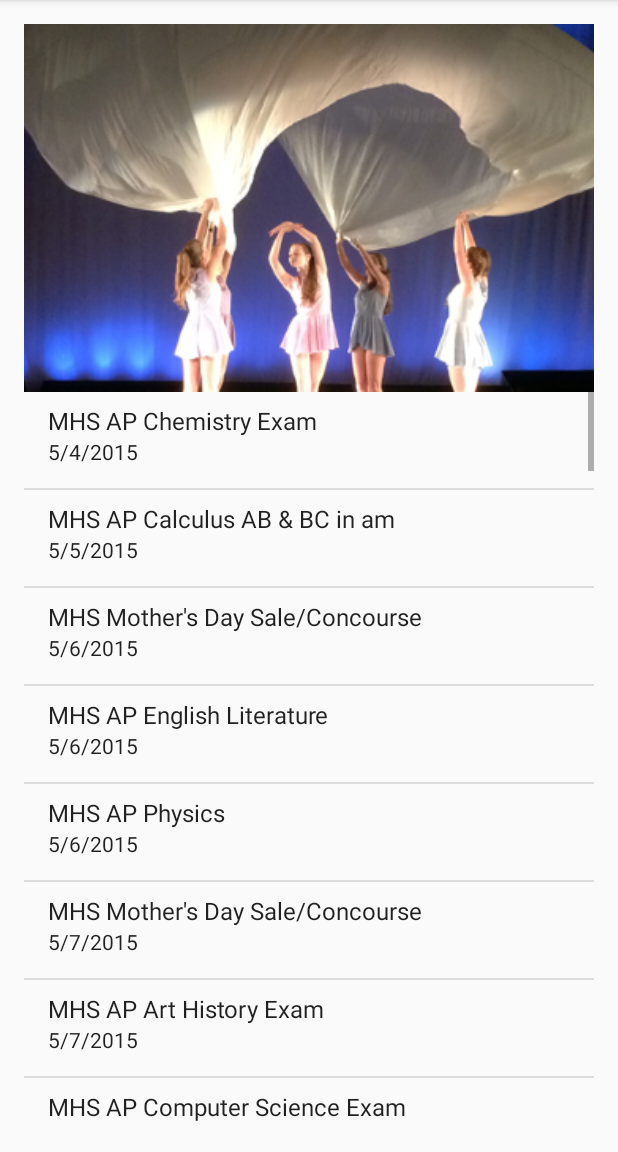
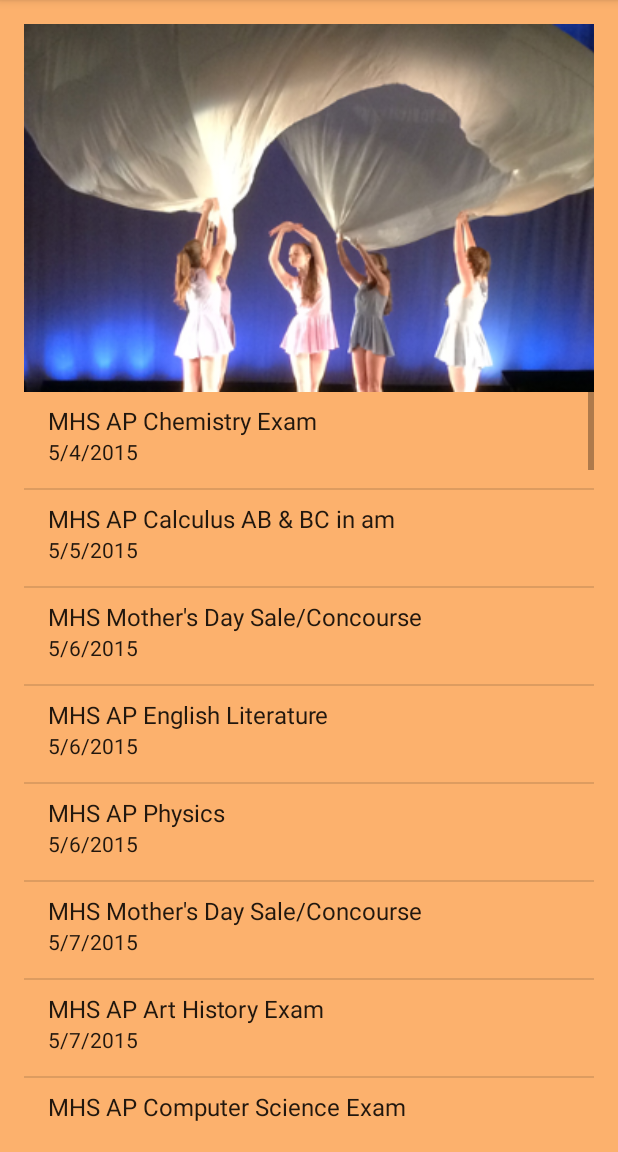
Before and after one commit to MHSCSClub/FBLA_MobileApp_2015, an Android app: the screen it shows after launch (MainActivity), after a tap on an icon or button, on a phone screen of 412 x 824 dp, the part 84-1236 px from its top. Run offline under Robolectric (Android 15) with nearby library versions, the phone set to English and light mode, and no system bars.

Commit message:
App done
TODO: Comment and release

```diff
--- a/FBLA2015/app/src/main/java/com/aakportfolio/www/fbla2015/Downloader.java
+++ b/FBLA2015/app/src/main/java/com/aakportfolio/www/fbla2015/Downloader.java
@@ -18,12 +18,23 @@ import java.net.URL;
 import java.net.URLConnection;
 
 /**
+ * This class contains the ASync Task used for downloading updates
  * Created by Andrew Katz on 5/1/2015.
  */
 public class Downloader extends AsyncTask<Void, Void, Void> {
     //This variable holds the main activity, and the context for the progress dialog, etc.
     private MainActivity m;
 
+    //This boolean will keep track of whether we fail or not
+    private boolean fail;
+
+    //This holds our progress dialog so we can close it at the end.
+    private ProgressDialog progress;
+
+    /**
+     * Constructor. Runs first, when task is created.
+     * @param ma
+     */
     public Downloader(MainActivity ma) {
         m = ma;
         progress = ProgressDialog.show(m, "Downloading updated events...",
@@ -36,15 +47,9 @@ public class Downloader extends AsyncTask<Void, Void, Void> {
                 });
     }
 
-    //This boolean will keep track of whether we fail or not
-    private boolean fail;
-    private ProgressDialog progress;
-
     @Override
     protected void onPreExecute() {
-
         fail = true;
-
     }
 
     /**
--- a/FBLA2015/app/src/main/java/com/aakportfolio/www/fbla2015/MainActivity.java
+++ b/FBLA2015/app/src/main/java/com/aakportfolio/www/fbla2015/MainActivity.java
@@ -15,6 +15,7 @@ import android.content.Context;
 import android.content.DialogInterface;
 import android.content.Intent;
 import android.content.SharedPreferences;
+import android.content.res.Configuration;
 import android.net.ConnectivityManager;
 import android.net.NetworkInfo;
 import android.net.Uri;
@@ -25,6 +26,7 @@ import android.support.v7.app.AppCompatActivity;
 import android.view.Menu;
 import android.view.MenuInflater;
 import android.view.MenuItem;
+
 import android.view.View;
 import android.widget.AdapterView;
 import android.widget.AdapterView.OnItemClickListener;
@@ -94,6 +96,14 @@ public class MainActivity extends AppCompatActivity {
         if (actionBar != null) {
             actionBar.setDisplayShowHomeEnabled(true);
             actionBar.setIcon(R.drawable.ic_launcher);
+        }
+
+        if (getResources().getConfiguration().orientation == Configuration.ORIENTATION_PORTRAIT){
+            ViewFlipper v = (ViewFlipper) findViewById(R.id.viewFlipper);
+            v.setInAnimation(this, R.animator.fade_in);
+            v.setOutAnimation(this, R.animator.fade_out);
+            v.setAnimateFirstView(false);
+            v.startFlipping();
         }
         //Fill listview for initial time
         fillListView();
@@ -488,8 +498,19 @@ public class MainActivity extends AppCompatActivity {
         return file.exists();
     }
 
-    public void nextImage(View v) {
-        ViewFlipper vf = (ViewFlipper) findViewById(R.id.viewFlipper);
-        vf.showNext();
+
+    public void pauseFlip(View v) {
+        //If we are in portrait, pause/unpause viewflipper
+        if (getResources().getConfiguration().orientation == Configuration.ORIENTATION_PORTRAIT
+                && v == findViewById(R.id.viewFlipper)) {
+            ViewFlipper flipper = (ViewFlipper) v;
+            if (flipper.isFlipping()) {
+                flipper.stopFlipping();
+            } else {
+                flipper.showNext();
+                flipper.startFlipping();
+            }
+        }
     }
+
 }
--- /dev/null
+++ b/FBLA2015/app/src/main/res/animator/fade_in.xml
@@ -0,0 +1,10 @@
+<?xml version="1.0" encoding="utf-8"?>
+<!-- This is a fade in animation, used in the banner -->
+<set xmlns:android="http://schemas.android.com/apk/res/android"
+    android:interpolator="@android:anim/linear_interpolator">
+    <alpha
+        android:fromAlpha="0.1"
+        android:toAlpha="1.0"
+        android:duration="500"
+        />
+</set>
--- /dev/null
+++ b/FBLA2015/app/src/main/res/animator/fade_out.xml
@@ -0,0 +1,10 @@
+<?xml version="1.0" encoding="utf-8"?>
+<!-- This is a fade out animation, used in the banner -->
+<set xmlns:android="http://schemas.android.com/apk/res/android"
+    android:interpolator="@android:anim/linear_interpolator">
+    <alpha
+        android:fromAlpha="1.0"
+        android:toAlpha="0.1"
+        android:duration="500"
+        />
+</set>
--- a/FBLA2015/app/src/main/res/layout-land/activity_event_dummy.xml
+++ b/FBLA2015/app/src/main/res/layout-land/activity_event_dummy.xml
@@ -4,7 +4,8 @@
     android:paddingRight="@dimen/activity_horizontal_margin"
     android:paddingTop="@dimen/activity_vertical_margin"
     android:paddingBottom="@dimen/activity_vertical_margin"
-    tools:context="com.aakportfolio.www.fbla2015.eventDummy">
+    tools:context="com.aakportfolio.www.fbla2015.eventDummy"
+    android:background="#8fff7900">
 
     <LinearLayout
         android:orientation="vertical"
--- a/FBLA2015/app/src/main/res/layout-land/activity_main.xml
+++ b/FBLA2015/app/src/main/res/layout-land/activity_main.xml
@@ -6,7 +6,8 @@
     android:paddingRight="@dimen/activity_horizontal_margin"
     android:paddingTop="@dimen/activity_vertical_margin"
     android:paddingBottom="@dimen/activity_vertical_margin"
-    tools:context=".MainActivity">
+    tools:context=".MainActivity"
+    android:background="#8fff7900">
 
 
     <LinearLayout
--- a/FBLA2015/app/src/main/res/layout-port/activity_event_dummy.xml
+++ b/FBLA2015/app/src/main/res/layout-port/activity_event_dummy.xml
@@ -4,7 +4,8 @@
     android:paddingRight="@dimen/activity_horizontal_margin"
     android:paddingTop="@dimen/activity_vertical_margin"
     android:paddingBottom="@dimen/activity_vertical_margin"
-    tools:context="com.aakportfolio.www.fbla2015.eventDummy">
+    tools:context="com.aakportfolio.www.fbla2015.eventDummy"
+    android:background="#8fff7900">
 
     <LinearLayout
         android:orientation="vertical"
--- a/FBLA2015/app/src/main/res/layout-port/activity_main.xml
+++ b/FBLA2015/app/src/main/res/layout-port/activity_main.xml
@@ -7,9 +7,7 @@
     android:paddingTop="@dimen/activity_vertical_margin"
     android:paddingBottom="@dimen/activity_vertical_margin"
     tools:context=".MainActivity"
-    android:backgroundTint="#ffff7700"
-
-    android:background="#00ff8276">
+    android:background="#8fff7900">
 
 
     <LinearLayout
@@ -22,13 +20,13 @@
             android:layout_width="fill_parent"
             android:layout_height="fill_parent"
             android:id="@+id/viewFlipper"
-            android:nestedScrollingEnabled="true"
             android:autoStart="true"
             android:animateFirstView="true"
-            android:flipInterval="2500"
+            android:flipInterval="2000"
             android:layout_gravity="center_horizontal"
             android:layout_weight="2"
-            android:onClick="nextImage">
+            android:longClickable="false"
+            android:onClick="pauseFlip">
 
             <ImageView
                 android:layout_width="match_parent"
@@ -137,7 +135,8 @@
             android:id="@+id/listView"
             android:visibility="visible"
             android:entries="@array/list"
-            android:layout_weight="1" />
+            android:layout_weight="1"
+            android:clickable="false" />
 
     </LinearLayout>
 
--- a/FBLA2015/app/src/main/res/menu/menu_main.xml
+++ b/FBLA2015/app/src/main/res/menu/menu_main.xml
@@ -20,7 +20,7 @@
         mhsEvents:showAsAction="always" />
 
     <!-- Website, Appear if room -->
-    <item1
+    <item
         android:id="@+id/action_website"
         android:icon="@drawable/ic_website"
         android:title="@string/action_website"
--- a/FBLA2015/app/src/main/res/raw/cal.csv
+++ b/FBLA2015/app/src/main/res/raw/cal.csv
@@ -69,5 +69,6 @@ MHS Graduation (rain date 6/25),Graduation ceremony for the class of 2015.,6/24/
 MHS - Graduation - Rain Date,Rain date for the graduation ceremony for the class of 2015. Held at MHS.,6/25/2015,none,6/25/2015,3:00 PM,events-temp@mamkschools.org,graduation
 Last Day of Classes,Last day for any exams/classes at MHS for the 2014-15 school year.,6/25/2015,none,6/25/2015,none,none,school
 MHS 4th Quarter Ends,The school year is completed as the 4th quarter ends.,6/25/2015,none,6/25/2015,none,none,school
+Summer Recess,The school year is over. Happy Summer!,6/26/2015,none,8/31/2015,none,none,school
 FBLA NLC,Future Business Leaders of America National Leadership Conference in Chicago,6/29/2015,none,7/2/2015,none,events-temp@mamkschools.org,fbla
 2015 School Starts,The first day of the 2015-2016 School Year.,9/1/2015,8:00 AM,9/1/2015,2:30 PM,none,school
```
Also changed, not shown: FBLA2015/app/src/main/java/com/aakportfolio/www/fbla2015/eventDummy.java (+4 -4 lines), 1 other file.
